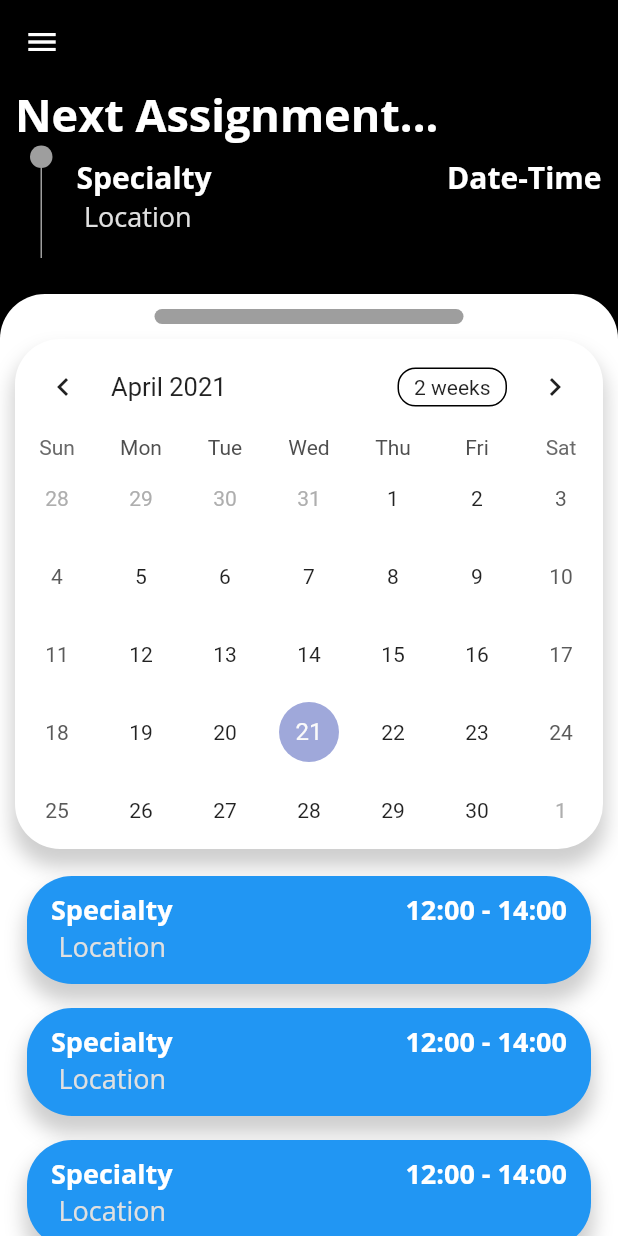
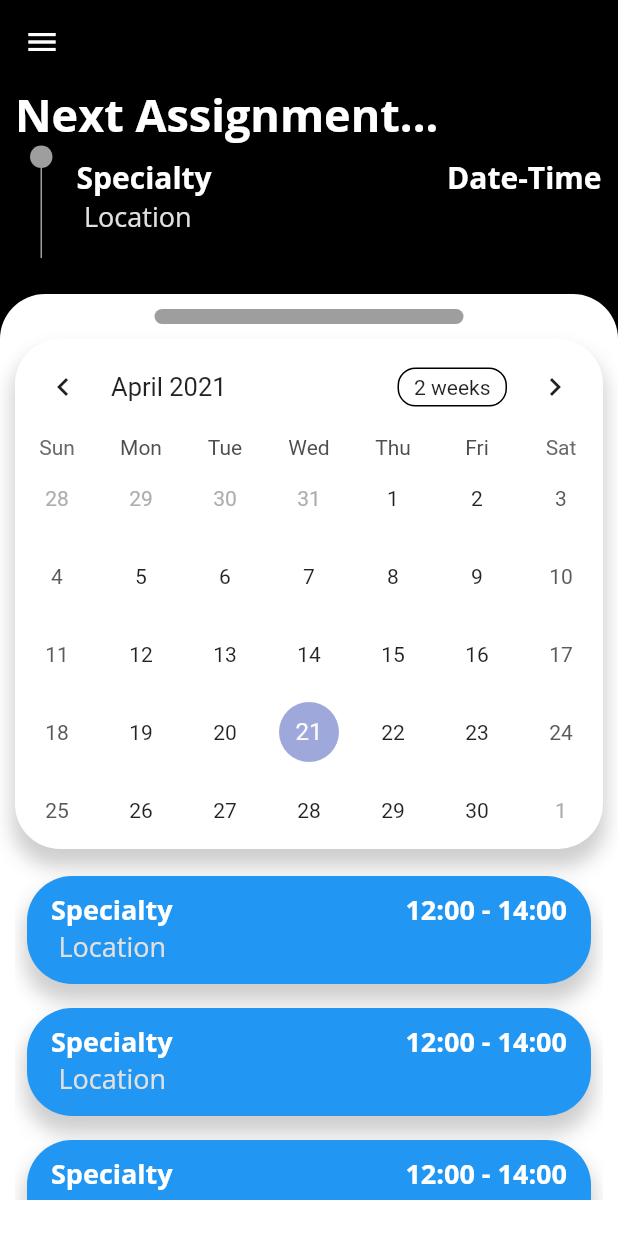
Before and after one commit to RXRider1451/Software-Design-Project, a Flutter app: the HomeScreen screen opened directly, on a phone screen of 412 x 824 dp. Run offline on Flutter 3.47's test engine with Material 2 defaults, Android fonts, the phone set to English and light mode, and no system bars; drawn by our look-alikes of table_calendar; our stand-ins replace form_field_validator, google_fonts, lottie.

Commit message:
fixed the daily events scroll

```diff
--- a/lib/main.dart
+++ b/lib/main.dart
@@ -16,7 +16,7 @@ class MyApp extends StatelessWidget {
       theme: ThemeData(
         primarySwatch: Colors.blue,
       ),
-      home: SignInScreen(),
+      home: HomeScreen(),
     );
   }
 }
--- a/lib/screens/home_screen.dart
+++ b/lib/screens/home_screen.dart
@@ -178,7 +178,7 @@ class _HomeScreenState extends State<HomeScreen> {
                 right: 10,
                 child: Container(
                   width: MediaQuery.of(context).size.width,
-                  height: MediaQuery.of(context).size.height,
+                  height: MediaQuery.of(context).size.height - 250,
                   child: Column(
                     mainAxisSize: MainAxisSize.max,
                     children: [
@@ -213,8 +213,8 @@ class _HomeScreenState extends State<HomeScreen> {
                       SizedBox(
                         height: 10,
                       ),
-                      Container(
-                        width: MediaQuery.of(context).size.width,
+                      Expanded(
+                        // width: MediaQuery.of(context).size.width,
                         // height: 200,
                         child: ListView.builder(
                             shrinkWrap: true,
```
